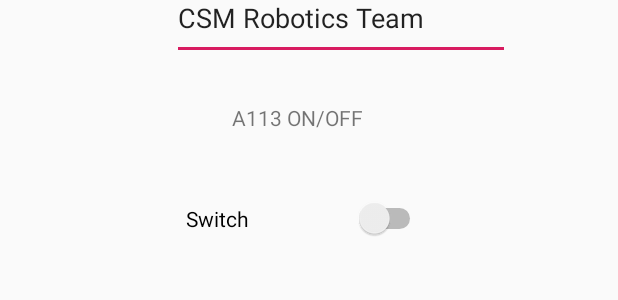
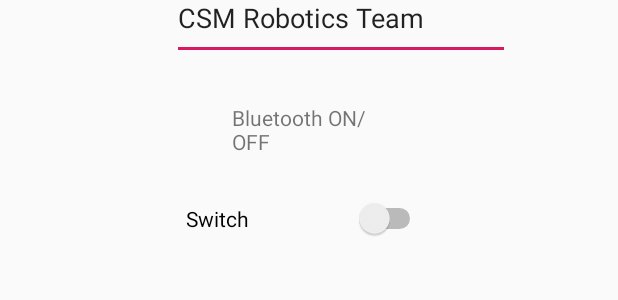
Before and after one commit to RHerrera83/GUI, an Android app: the layout content_main.xml on its own in the app's theme, with its tools: preview values and no code run, on a phone screen of 412 x 824 dp. Shown: the part 330-630 px from the top of the screen. Run offline under Robolectric (Android 15) with nearby library versions, the phone set to English and light mode, and no system bars.

Commit message:
Changes made in MainActivity

```diff
--- a/app/src/main/res/layout/content_main.xml
+++ b/app/src/main/res/layout/content_main.xml
@@ -28,7 +28,7 @@
         android:layout_height="40dp"
         android:layout_marginEnd="148dp"
         android:layout_marginRight="148dp"
-        android:text="A113 ON/OFF"
+        android:text="Bluetooth ON/OFF"
         app:layout_constraintBottom_toTopOf="@+id/switch3"
         app:layout_constraintEnd_toEndOf="parent" />
 
```
